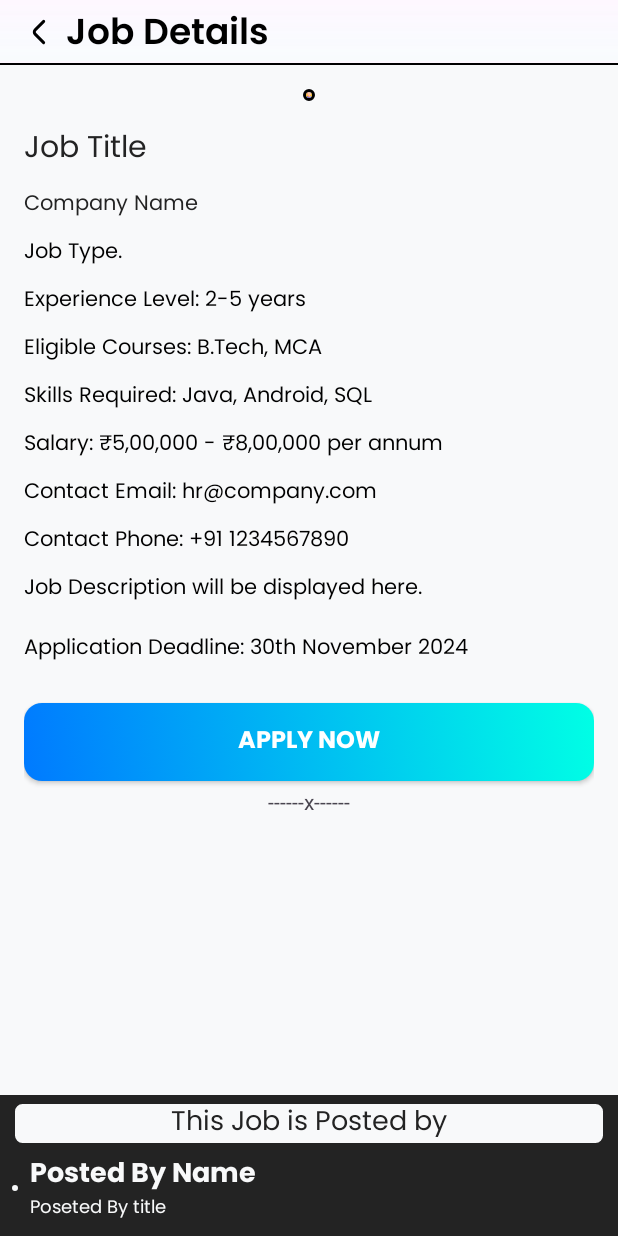
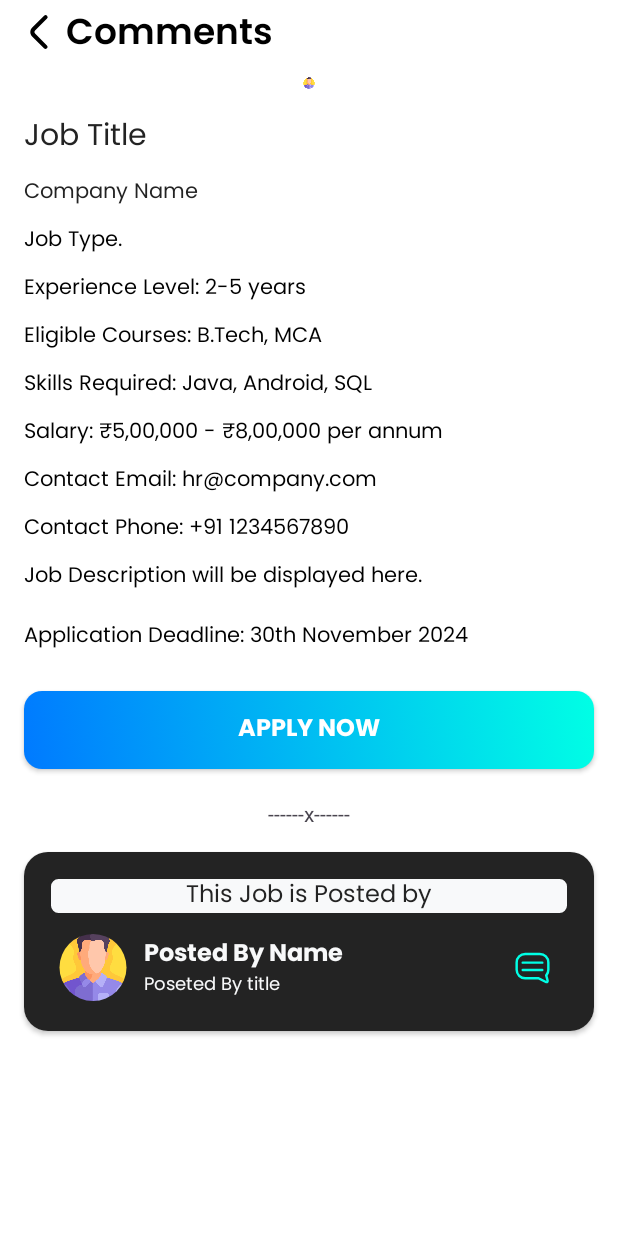
Before and after one commit to RamaScript/Allen-Connect, an Android app: the jobDetailActivity screen opened directly, with no data from a screen before it, on a phone screen of 412 x 824 dp. Run offline under Robolectric (Android 15) with nearby library versions, the light colour scheme and no system bars; our stand-ins replace CircleImageView, Firebase (no records; nobody signed in at launch, a user with empty details on screens opened directly), Picasso; pictures from the network do not load.

Commit message:
Job details UI + other simple chnages for btn bg

```diff
--- a/app/src/main/res/layout/activity_job_detail.xml
+++ b/app/src/main/res/layout/activity_job_detail.xml
@@ -5,13 +5,13 @@
     android:id="@+id/main"
     android:layout_width="match_parent"
     android:layout_height="match_parent"
+    android:background="@color/white"
     tools:context=".features.job.jobDetailActivity">
 
     <LinearLayout
         android:id="@+id/linearLayout"
         android:layout_width="match_parent"
         android:layout_height="wrap_content"
-        android:background="@drawable/border_bottom"
         android:gravity="center_vertical"
         android:orientation="horizontal"
         android:paddingLeft="8dp"
@@ -25,7 +25,7 @@
             android:id="@+id/backBtnIV"
             android:layout_width="36dp"
             android:layout_height="36dp"
-            android:padding="8dp"
+            android:padding="4dp"
             android:src="@drawable/ic_arrow_back"
             app:tint="@color/black" />
 
@@ -36,7 +36,7 @@
             android:layout_marginTop="2dp"
             android:layout_weight="1"
             android:fontFamily="@font/poppins_semibold"
-            android:text="Job Details"
+            android:text="Comments"
             android:textColor="@color/black"
             android:textSize="24dp" />
 
@@ -51,11 +51,11 @@
             android:visibility="invisible" />
     </LinearLayout>
 
+
     <ScrollView
         android:layout_width="match_parent"
         android:layout_height="0dp"
-        android:background="@color/white_my"
-        app:layout_constraintBottom_toTopOf="@+id/linearLayout9"
+        app:layout_constraintBottom_toBottomOf="parent"
         app:layout_constraintEnd_toEndOf="parent"
         app:layout_constraintHorizontal_bias="0.5"
         app:layout_constraintStart_toStartOf="parent"
@@ -64,12 +64,15 @@
         <LinearLayout
             android:layout_width="match_parent"
             android:layout_height="wrap_content"
-            android:layout_marginTop="16dp"
-            android:layout_marginStart="16dp"
-            android:layout_marginEnd="16dp"
-            android:layout_marginBottom="16dp"
             android:orientation="vertical">
             <!-- Company Logo -->
+            <LinearLayout
+                android:layout_width="match_parent"
+                android:layout_height="match_parent"
+                android:layout_marginHorizontal="16dp"
+                android:layout_marginVertical="8dp"
+                android:orientation="vertical">
+
                 <de.hdodenhof.circleimageview.CircleImageView
                     android:id="@+id/companyLogo"
                     android:layout_width="@dimen/_60mdp"
@@ -79,143 +82,130 @@
                     android:backgroundTint="@color/white"
                     android:contentDescription="Comapany Logo"
                     android:scaleType="centerCrop"
-                android:src="@drawable/ic_avatar"
-                app:civ_border_color="@color/black"
-                app:civ_border_width="2dp" />
+                    android:src="@drawable/ic_avatar" />
 
-            <!-- Job Title -->
                 <TextView
                     android:id="@+id/jobTitle"
                     android:layout_width="match_parent"
                     android:layout_height="wrap_content"
                     android:layout_marginBottom="8dp"
+                    android:fontFamily="@font/poppins"
                     android:text="Job Title"
                     android:textColor="@color/dark_gray"
-                android:fontFamily="@font/poppins"
-                android:textSize="20sp"
-                />
+                    android:textSize="20sp" />
 
-            <!-- Company Name -->
                 <TextView
                     android:id="@+id/companyName"
                     android:layout_width="match_parent"
                     android:layout_height="wrap_content"
                     android:layout_marginBottom="8dp"
+                    android:fontFamily="@font/poppins_regular"
                     android:text="Company Name"
-                android:fontFamily="@font/poppins_regular"
                     android:textColor="@color/dark_gray"
                     android:textSize="14sp" />
 
-            <!-- Job type -->
                 <TextView
                     android:id="@+id/jobType"
                     android:layout_width="match_parent"
                     android:layout_height="wrap_content"
                     android:layout_marginBottom="8dp"
+                    android:fontFamily="@font/poppins_regular"
                     android:text="Job Type."
-                android:fontFamily="@font/poppins_regular"
                     android:textColor="@color/black"
                     android:textSize="14sp" />
 
-            <!-- Experience Level -->
                 <TextView
                     android:id="@+id/experienceLevel"
                     android:layout_width="match_parent"
                     android:layout_height="wrap_content"
                     android:layout_marginBottom="8dp"
+                    android:fontFamily="@font/poppins_regular"
                     android:text="Experience Level: 2-5 years"
-                android:fontFamily="@font/poppins_regular"
                     android:textColor="@color/black"
                     android:textSize="14sp" />
 
-            <!-- Eligible Courses -->
                 <TextView
                     android:id="@+id/courseEligibility"
                     android:layout_width="match_parent"
                     android:layout_height="wrap_content"
                     android:layout_marginBottom="8dp"
+                    android:fontFamily="@font/poppins_regular"
                     android:text="Eligible Courses: B.Tech, MCA"
-                android:fontFamily="@font/poppins_regular"
                     android:textColor="@color/black"
                     android:textSize="14sp" />
 
-            <!-- Skills Required -->
                 <TextView
                     android:id="@+id/skillsRequired"
                     android:layout_width="match_parent"
                     android:layout_height="wrap_content"
                     android:layout_marginBottom="8dp"
+                    android:fontFamily="@font/poppins_regular"
                     android:text="Skills Required: Java, Android, SQL"
-                android:fontFamily="@font/poppins_regular"
                     android:textColor="@color/black"
                     android:textSize="14sp" />
 
-            <!-- Salary -->
                 <TextView
                     android:id="@+id/salary"
                     android:layout_width="match_parent"
                     android:layout_height="wrap_content"
                     android:layout_marginBottom="8dp"
+                    android:fontFamily="@font/poppins_regular"
                     android:text="Salary: ₹5,00,000 - ₹8,00,000 per annum"
-                android:fontFamily="@font/poppins_regular"
                     android:textColor="@color/black"
                     android:textSize="14sp" />
 
-            <!-- Contact Email -->
                 <TextView
                     android:id="@+id/contactEmail"
                     android:layout_width="match_parent"
                     android:layout_height="wrap_content"
                     android:layout_marginBottom="8dp"
+                    android:fontFamily="@font/poppins_regular"
                     android:text="Contact Email: hr@company.com"
-                android:fontFamily="@font/poppins_regular"
                     android:textColor="@color/black"
                     android:textSize="14sp" />
 
-            <!-- Contact Phone -->
                 <TextView
                     android:id="@+id/contactPhone"
                     android:layout_width="match_parent"
                     android:layout_height="wrap_content"
                     android:layout_marginBottom="8dp"
+                    android:fontFamily="@font/poppins_regular"
                     android:text="Contact Phone: +91 1234567890"
-                android:fontFamily="@font/poppins_regular"
                     android:textColor="@color/black"
                     android:textSize="14sp" />
 
-            <!-- Job Description -->
                 <TextView
                     android:id="@+id/jobDescription"
                     android:layout_width="match_parent"
                     android:layout_height="wrap_content"
                     android:layout_marginBottom="16dp"
+                    android:fontFamily="@font/poppins_regular"
                     android:lineSpacingExtra="4dp"
                     android:text="Job Description will be displayed here."
-                android:fontFamily="@font/poppins_regular"
                     android:textColor="@color/black"
                     android:textSize="14sp" />
 
-            <!-- Application Deadline -->
                 <TextView
                     android:id="@+id/applicationDeadline"
                     android:layout_width="match_parent"
                     android:layout_height="wrap_content"
                     android:layout_marginBottom="16dp"
+                    android:fontFamily="@font/poppins_regular"
                     android:text="Application Deadline: 30th November 2024"
-                android:fontFamily="@font/poppins_regular"
                     android:textColor="@color/black"
                     android:textSize="14sp" />
 
-            <!-- Apply Button -->
+            </LinearLayout>
+
             <androidx.appcompat.widget.AppCompatButton
                 android:id="@+id/applyButton"
                 android:layout_width="match_parent"
                 android:layout_height="wrap_content"
-                android:layout_marginTop="8dp"
                 android:layout_marginBottom="4dp"
                 android:background="@drawable/gradient_btn"
                 android:fontFamily="@font/poppins_bold"
                 android:padding="12dp"
+                android:layout_marginHorizontal="16dp"
                 android:text="Apply Now"
                 android:textColor="@android:color/white"
                 android:textSize="16sp" />
@@ -224,65 +214,59 @@
                 android:id="@+id/textView3"
                 android:layout_width="match_parent"
                 android:layout_height="wrap_content"
+                android:layout_marginTop="16dp"
                 android:gravity="center"
+                android:layout_marginHorizontal="16dp"
                 android:text="------x------" />
 
-        </LinearLayout>
-    </ScrollView>
+            <androidx.cardview.widget.CardView
+                android:id="@+id/linearLayout9"
+                android:layout_width="match_parent"
+                android:layout_height="wrap_content"
+                android:layout_margin="16dp"
+                app:cardCornerRadius="16dp">
 
                 <LinearLayout
-        android:id="@+id/linearLayout9"
                     android:layout_width="match_parent"
                     android:layout_height="wrap_content"
                     android:background="@color/dark_gray"
                     android:orientation="vertical"
-        android:padding="4dp"
-        app:layout_constraintBottom_toBottomOf="parent"
-        app:layout_constraintEnd_toEndOf="parent"
-        app:layout_constraintHorizontal_bias="0.5"
-        app:layout_constraintStart_toStartOf="parent">
+                    android:padding="16dp">
 
                     <TextView
                         android:id="@+id/textView10"
                         android:layout_width="match_parent"
                         android:layout_height="wrap_content"
+                        android:background="@drawable/border_dark_black"
                         android:fontFamily="@font/poppins_regular"
-            android:background="@drawable/border_dark_black"
                         android:gravity="center"
-            android:layout_marginStart="4dp"
-            android:layout_marginEnd="4dp"
-            android:layout_marginBottom="4dp"
                         android:text="This Job is Posted by"
                         android:textColor="@color/dark_gray"
-            android:textSize="18dp" />
+                        android:textSize="16sp" />
 
                     <LinearLayout
                         android:id="@+id/linearLayout5"
                         android:layout_width="match_parent"
                         android:layout_height="wrap_content"
+                        android:layout_marginTop="12dp"
+                        android:layout_marginHorizontal="4dp"
                         android:layout_marginBottom="4dp"
-            android:layout_marginStart="4dp"
-            android:layout_marginEnd="4dp"
                         android:gravity="center_vertical"
                         android:orientation="horizontal">
 
 
                         <de.hdodenhof.circleimageview.CircleImageView
                             android:id="@+id/jobPosterProfilePic"
-                android:layout_width="@dimen/_80mdp"
+                            android:layout_width="52dp"
                             android:layout_height="match_parent"
-
-                android:layout_weight="1"
-                android:src="@drawable/ic_avatar"
-                app:civ_border_color="@color/white_my"
-                app:civ_border_width="2dp" />
+                            android:src="@drawable/ic_avatar" />
 
                         <LinearLayout
                             android:layout_width="match_parent"
                             android:layout_height="wrap_content"
-                android:layout_weight="1"
                             android:layout_marginStart="8dp"
                             android:layout_marginEnd="8dp"
+                            android:layout_weight="1"
                             android:gravity="center_vertical"
                             android:orientation="vertical">
 
@@ -294,7 +278,7 @@
                                 android:fontFamily="@font/poppins_bold"
                                 android:text="Posted By Name"
                                 android:textColor="@color/white_my"
-                    android:textSize="18dp" />
+                                android:textSize="16sp" />
 
                             <TextView
                                 android:id="@+id/jobPosterTitle"
@@ -303,10 +287,24 @@
                                 android:fontFamily="@font/poppins"
                                 android:text="Poseted By title"
                                 android:textColor="@color/white_my"
-                    android:textSize="12dp" />
+                                android:textSize="12sp" />
+
+                        </LinearLayout>
+
+                        <ImageView
+                            android:id="@+id/chat"
+                            android:layout_width="42dp"
+                            android:layout_height="42dp"
+                            android:src="@drawable/ic_comment"
+                            app:tint="@color/color_secondry"
+                            android:padding="8dp"
+                             />
 
                     </LinearLayout>
                 </LinearLayout>
+            </androidx.cardview.widget.CardView>
+
         </LinearLayout>
+    </ScrollView>
 
 </androidx.constraintlayout.widget.ConstraintLayout>
--- a/app/src/main/res/layout/fragment_profile.xml
+++ b/app/src/main/res/layout/fragment_profile.xml
@@ -238,7 +238,7 @@
                         android:id="@+id/followButton"
                         android:layout_width="match_parent"
                         android:layout_height="wrap_content"
-                        android:background="@drawable/btnbg"
+                        android:background="@drawable/gradient_btn"
                         android:fontFamily="@font/poppins_semibold"
                         android:text="Follow"
                         android:layout_margin="8dp"
@@ -251,7 +251,7 @@
                         android:id="@+id/messageButton"
                         android:layout_width="match_parent"
                         android:layout_height="wrap_content"
-                        android:background="@drawable/gradient_btn"
+                        android:background="@drawable/btnbg"
                         android:fontFamily="@font/poppins_semibold"
                         android:text="Message"
                         android:textAllCaps="false"
--- a/app/src/main/res/layout/post_item.xml
+++ b/app/src/main/res/layout/post_item.xml
@@ -68,7 +68,6 @@
             android:layout_width="match_parent"
             android:layout_height="wrap_content"
             android:layout_marginTop="12dp"
-            android:paddingStart="12dp"
             android:fontFamily="@font/poppins"
             android:textColor="@color/black"
             android:textSize="14sp"/>
--- a/app/src/main/res/layout/rv_jobs.xml
+++ b/app/src/main/res/layout/rv_jobs.xml
@@ -59,8 +59,7 @@
             android:id="@+id/jobViewDetailsBtn"
             android:layout_width="64dp"
             android:layout_height="32dp"
-            android:background="@drawable/round"
-            android:backgroundTint="@color/btn_color"
+            android:background="@drawable/gradient_btn"
             android:fontFamily="@font/poppins_semibold"
             android:textColor="@color/white"
             android:textSize="14sp"
```
Also changed, not shown: app/src/main/java/com/ramascript/allenconnect/features/community/communityUserAdapter.java (+12 -12 lines), app/src/main/java/com/ramascript/allenconnect/features/job/jobDetailActivity.java (+105 -54 lines), app/src/main/java/com/ramascript/allenconnect/features/user/profileFragment.java (+4 -3 lines), app/src/main/res/layout/activity_comment.xml (+70 -63 lines). Lines whose indentation alone changed are shown as unchanged.
